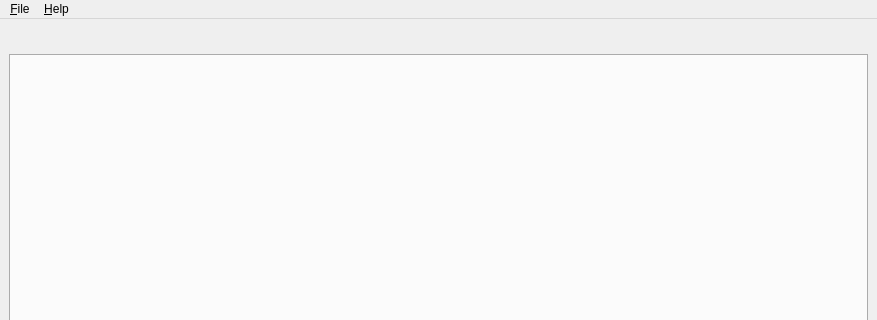
This is UI/spinware.ui in textbrowser/spinware as Qt 5 draws it before an edit; both pictures show x 0 to 877 and y 0 to 320 of the 877 by 753 pixel window. The edited form follows.
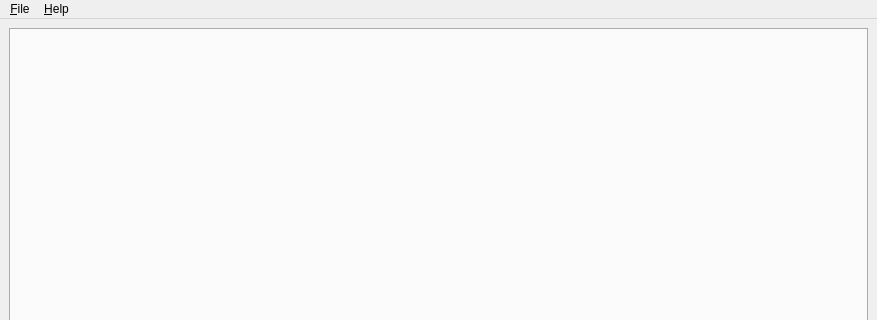
This is the edited form. Icons and pictures are not drawn.

Commit message: New about. New version. Removed large icon.

What changed in the file:
```diff
--- a/UI/spinware.ui
+++ b/UI/spinware.ui
@@ -15,33 +15,6 @@
   </property>
   <widget class="QWidget" name="centralwidget">
    <layout class="QVBoxLayout" name="verticalLayout">
-    <item>
-     <layout class="QHBoxLayout" name="horizontalLayout_4">
-      <property name="spacing">
-       <number>5</number>
-      </property>
-      <item>
-       <widget class="QLabel" name="label_8">
-        <property name="pixmap">
-         <pixmap resource="../Icons/icons.qrc">:/spinware.png</pixmap>
-        </property>
-       </widget>
-      </item>
-      <item>
-       <spacer name="horizontalSpacer_2">
-        <property name="orientation">
-         <enum>Qt::Horizontal</enum>
-        </property>
-        <property name="sizeHint" stdset="0">
-         <size>
-          <width>40</width>
-          <height>20</height>
-         </size>
-        </property>
-       </spacer>
-      </item>
-     </layout>
-    </item>
     <item>
      <widget class="QTabWidget" name="tab">
       <property name="currentIndex">
```
The commit also changes 2 other files.
